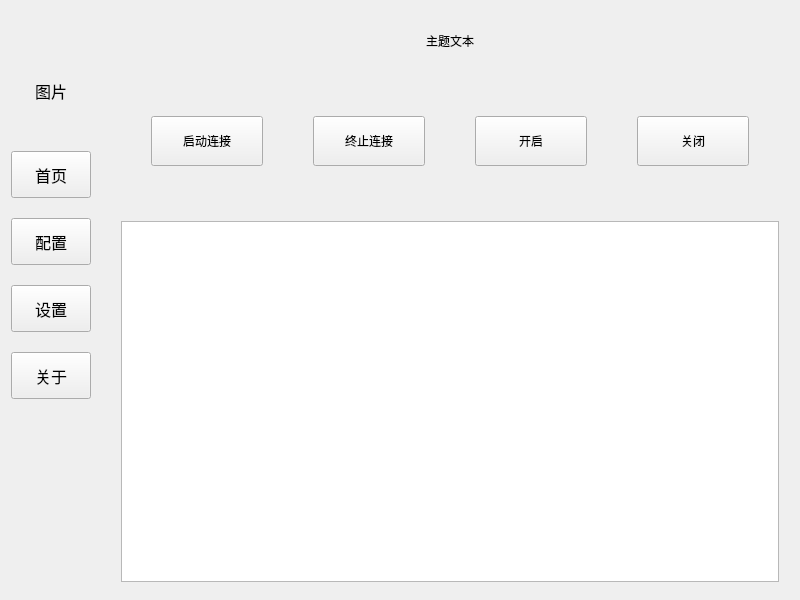
First picture: the form in include/DGLABClient.ui, repository CrimsonSeraph/DG-LAB-Client, before the edit.
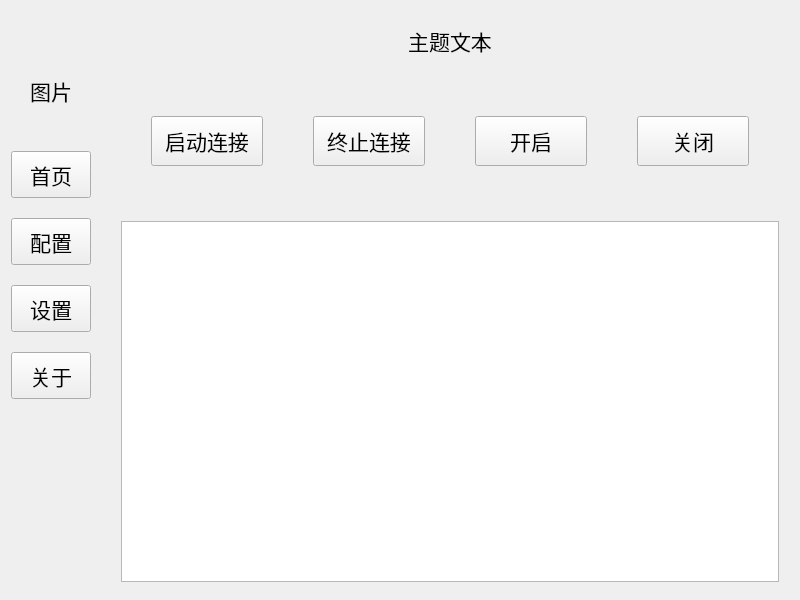
Second picture: the form after the edit. The open tabs and pages were chosen to show the change.

```diff
--- a/include/DGLABClient.ui
+++ b/include/DGLABClient.ui
@@ -93,7 +93,7 @@
            </property>
            <property name="font">
             <font>
-             <pointsize>12</pointsize>
+             <pointsize>16</pointsize>
             </font>
            </property>
            <property name="text">
@@ -114,7 +114,7 @@
            </property>
            <property name="font">
             <font>
-             <pointsize>12</pointsize>
+             <pointsize>16</pointsize>
             </font>
            </property>
            <property name="text">
@@ -132,7 +132,7 @@
            </property>
            <property name="font">
             <font>
-             <pointsize>12</pointsize>
+             <pointsize>16</pointsize>
             </font>
            </property>
            <property name="text">
@@ -150,7 +150,7 @@
            </property>
            <property name="font">
             <font>
-             <pointsize>12</pointsize>
+             <pointsize>16</pointsize>
             </font>
            </property>
            <property name="text">
@@ -168,7 +168,7 @@
            </property>
            <property name="font">
             <font>
-             <pointsize>12</pointsize>
+             <pointsize>16</pointsize>
             </font>
            </property>
            <property name="text">
@@ -218,6 +218,11 @@
                <verstretch>0</verstretch>
               </sizepolicy>
              </property>
+             <property name="font">
+              <font>
+               <pointsize>16</pointsize>
+              </font>
+             </property>
              <property name="text">
               <string>启动连接</string>
              </property>
@@ -231,6 +236,11 @@
                <verstretch>0</verstretch>
               </sizepolicy>
              </property>
+             <property name="font">
+              <font>
+               <pointsize>16</pointsize>
+              </font>
+             </property>
              <property name="text">
               <string>终止连接</string>
              </property>
@@ -244,6 +254,11 @@
                <verstretch>0</verstretch>
               </sizepolicy>
              </property>
+             <property name="font">
+              <font>
+               <pointsize>16</pointsize>
+              </font>
+             </property>
              <property name="text">
               <string>开启</string>
              </property>
@@ -257,6 +272,11 @@
                <verstretch>0</verstretch>
               </sizepolicy>
              </property>
+             <property name="font">
+              <font>
+               <pointsize>16</pointsize>
+              </font>
+             </property>
              <property name="text">
               <string>关闭</string>
              </property>
@@ -273,6 +293,11 @@
             <height>60</height>
            </rect>
           </property>
+          <property name="font">
+           <font>
+            <pointsize>16</pointsize>
+           </font>
+          </property>
           <property name="text">
            <string>主题文本</string>
           </property>
```
Left out of the diff: 2 changed lines with no effect on the pictures.
